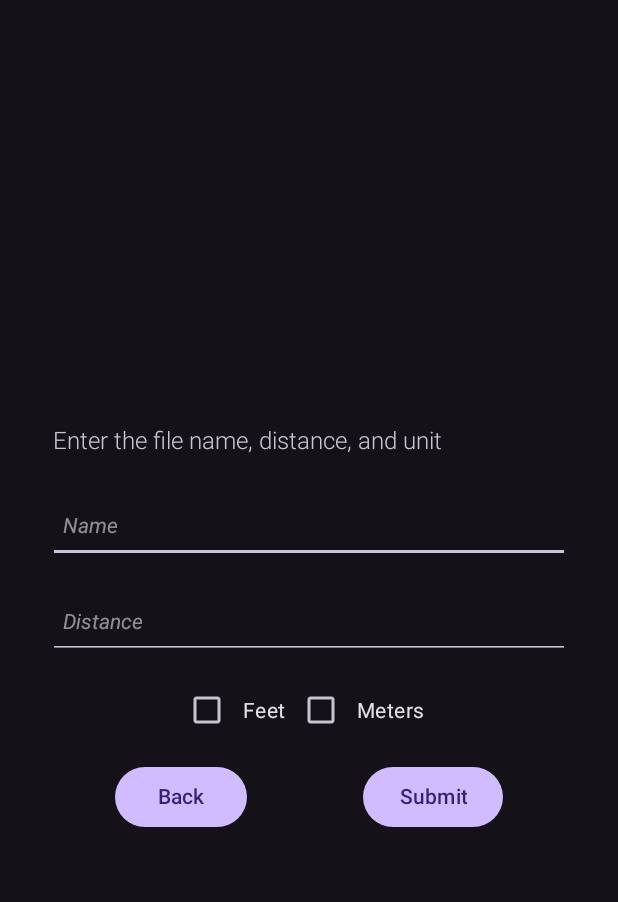
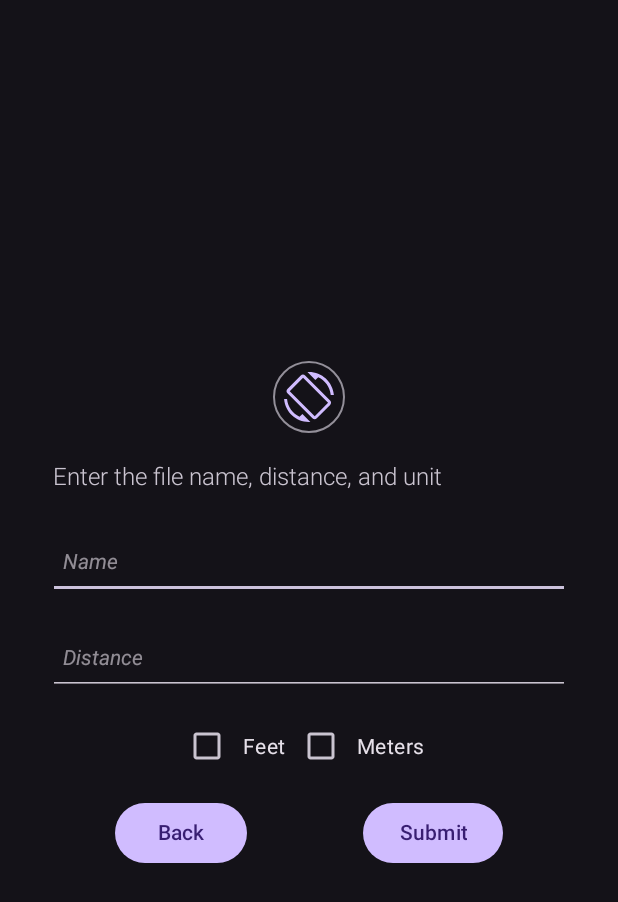
Before and after one commit to ibfleming/FSVT-Android-App, an Android app: the layout layout_input_dialog.xml on its own in the app's theme, with its tools: preview values and no code run, on a phone screen of 412 x 824 dp. Shown: the top 902 px of the screen. Run offline under Robolectric (Android 15) with nearby library versions, the phone set to English and light mode, and no system bars.

Commit message:
Very well fixed crashes related to STOP button, added rotate button (WIP), improved dialog UIs, added battery read-in (WIP)

```diff
--- /dev/null
+++ b/app/src/main/res/drawable/screen_rotation.xml
@@ -0,0 +1,9 @@
+<vector xmlns:android="http://schemas.android.com/apk/res/android"
+    android:width="256dp"
+    android:height="256dp"
+    android:viewportWidth="256"
+    android:viewportHeight="256">
+  <path
+      android:pathData="M171.9,34.2c32.6,14.8 55.3,46.4 59.2,83.9H246C240.1,56.9 189.7,9.5 127.5,9.5c-2,0 -3.9,0 -6.9,0L158.1,47L171.9,34.2zM109.7,26.3c-5.9,-5.9 -14.8,-5.9 -20.7,0L25.8,89.5c-5.9,5.9 -5.9,14.8 0,20.7l118.5,118.5c5.9,5.9 14.8,5.9 20.7,0l63.2,-63.2c5.9,-5.9 5.9,-14.8 0,-20.7L109.7,26.3zM155.2,218.8L36.7,100.4l63.2,-63.2l118.5,118.5L155.2,218.8zM83.1,221.8c-32.6,-14.8 -55.3,-46.4 -59.2,-83.9H10c4.9,61.2 55.3,108.6 117.5,108.6c2,0 4,0 6.9,0L96.9,209L83.1,221.8z"
+      android:fillColor="#000000"/>
+</vector>
--- a/app/src/main/res/layout/layout_input_dialog.xml
+++ b/app/src/main/res/layout/layout_input_dialog.xml
@@ -17,12 +17,30 @@
         app:layout_constraintTop_toTopOf="parent"
         app:layout_constraintVertical_bias="0.5">
 
+        <Button
+            android:id="@+id/Rotate_Button"
+            style="@style/Widget.Material3.Button.IconButton.Outlined"
+            android:layout_width="wrap_content"
+            android:layout_height="wrap_content"
+            android:layout_marginTop="16dp"
+            android:layout_marginBottom="16dp"
+            android:minWidth="36dp"
+            android:outlineProvider="bounds"
+            android:padding="6dp"
+            app:icon="@drawable/screen_rotation"
+            app:iconPadding="0dp"
+            app:iconSize="36dp"
+            app:layout_constraintBottom_toTopOf="@+id/Dialog_Title"
+            app:layout_constraintEnd_toEndOf="parent"
+            app:layout_constraintStart_toStartOf="parent"
+            app:layout_constraintTop_toTopOf="parent"
+            tools:ignore="SpeakableTextPresentCheck" />
+
         <TextView
             android:id="@+id/Dialog_Title"
             android:layout_width="0dp"
             android:layout_height="wrap_content"
             android:layout_marginStart="35dp"
-            android:layout_marginTop="32dp"
             android:layout_marginEnd="32dp"
             android:includeFontPadding="false"
             android:text="@string/Dialog_Title"
@@ -32,7 +50,7 @@
             app:layout_constraintEnd_toEndOf="parent"
             app:layout_constraintHorizontal_bias="0.5"
             app:layout_constraintStart_toStartOf="parent"
-            app:layout_constraintTop_toTopOf="parent" />
+            app:layout_constraintTop_toBottomOf="@id/Rotate_Button" />
 
         <EditText
             android:id="@+id/Input_Title"
@@ -87,7 +105,7 @@
             android:id="@+id/Submit_Button"
             android:layout_width="wrap_content"
             android:layout_height="wrap_content"
-            android:layout_marginBottom="16dp"
+            android:layout_marginBottom="24dp"
             android:includeFontPadding="false"
             android:text="@string/Dialog_Submit"
             app:layout_constraintBottom_toBottomOf="parent"
@@ -100,7 +118,7 @@
             android:id="@+id/Back_Button"
             android:layout_width="wrap_content"
             android:layout_height="wrap_content"
-            android:layout_marginBottom="16dp"
+            android:layout_marginBottom="24dp"
             android:includeFontPadding="false"
             android:text="@string/Dialog_Cancel"
             app:layout_constraintBottom_toBottomOf="parent"
@@ -136,11 +154,4 @@
 
     </androidx.constraintlayout.widget.ConstraintLayout>
 
-    <androidx.constraintlayout.widget.Barrier
-        android:id="@+id/barrier2"
-        android:layout_width="wrap_content"
-        android:layout_height="wrap_content"
-        app:barrierDirection="left"
-        app:constraint_referenced_ids="Inner_Wrapper" />
-
 </androidx.constraintlayout.widget.ConstraintLayout>
--- a/app/src/main/res/values/styles.xml
+++ b/app/src/main/res/values/styles.xml
@@ -1,5 +1,5 @@
 <?xml version="1.0" encoding="utf-8"?>
 <resources>
-    <style name="CustomAlertDialog" parent="Theme.Material3.Dark.Dialog.Alert">
+    <style name="CustomAlertDialog" parent="Theme.Material3.Dark.Dialog">
     <item name="android:windowBackground">@drawable/rounded_dialog_bg</item>
 </style></resources>
```
Also changed, not shown: app/src/main/java/me/ian/fsvt/MainActivity.kt (+196 -99 lines), app/src/main/java/me/ian/fsvt/MyObjects.kt (+28 -3 lines), app/src/main/java/me/ian/fsvt/bluetooth/ConnectionManager.kt (+15 -2 lines), app/src/main/java/me/ian/fsvt/csv/CSVProcessing.kt (+95 -50 lines).
